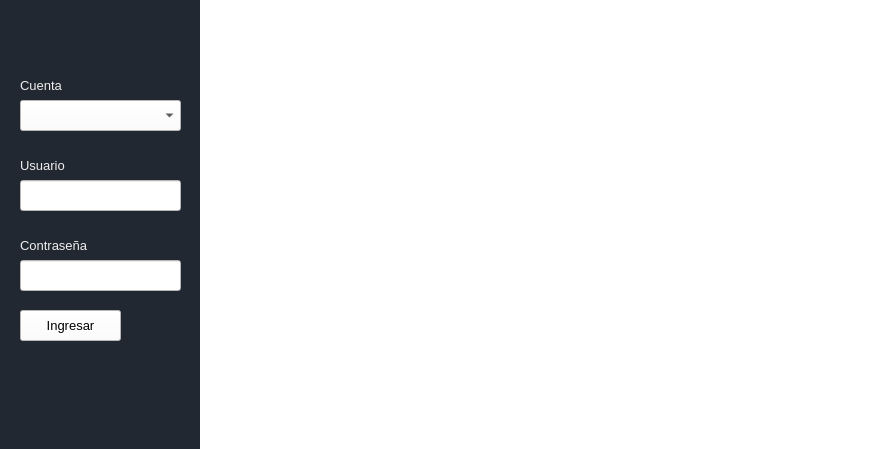
Above: UI/templates/Login.ui from ajospino/Proyecto-2019-2 before the change. Below: the same form after it.
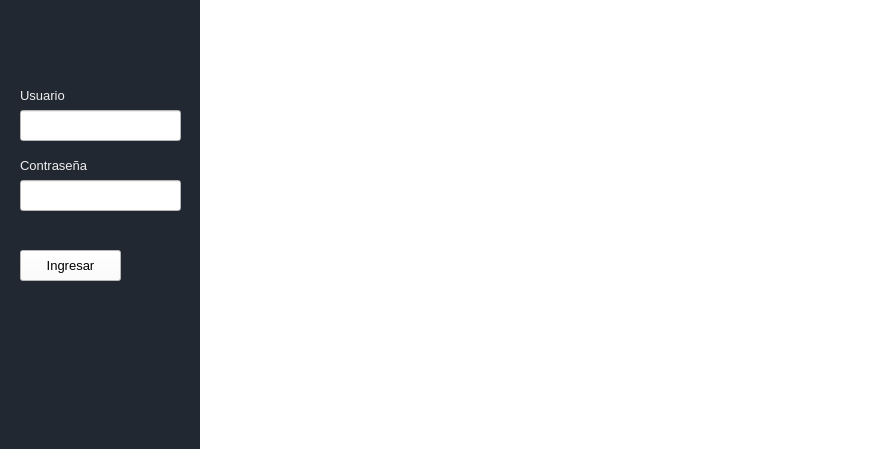
That is the form after the change.

What changed in the file:
```diff
--- a/UI/templates/Login.ui
+++ b/UI/templates/Login.ui
@@ -34,7 +34,7 @@
     <property name="geometry">
      <rect>
       <x>20</x>
-      <y>260</y>
+      <y>180</y>
       <width>161</width>
       <height>31</height>
      </rect>
@@ -87,7 +87,7 @@
     <property name="geometry">
      <rect>
       <x>20</x>
-      <y>310</y>
+      <y>250</y>
       <width>101</width>
       <height>31</height>
      </rect>
@@ -107,36 +107,11 @@
      <string>Ingresar</string>
     </property>
    </widget>
-   <widget class="QLabel" name="label_3">
-    <property name="geometry">
-     <rect>
-      <x>20</x>
-      <y>70</y>
-      <width>71</width>
-      <height>31</height>
-     </rect>
-    </property>
-    <property name="font">
-     <font>
-      <family>Arial</family>
-      <pointsize>10</pointsize>
-      <weight>50</weight>
-      <bold>false</bold>
-     </font>
-    </property>
-    <property name="styleSheet">
-     <string notr="true">background-color: rgb(34, 40, 49);
-color: rgb(238, 238, 238);</string>
-    </property>
-    <property name="text">
-     <string>Cuenta</string>
-    </property>
-   </widget>
    <widget class="QLineEdit" name="lineEditUsuario">
     <property name="geometry">
      <rect>
       <x>20</x>
-      <y>180</y>
+      <y>110</y>
       <width>161</width>
       <height>31</height>
      </rect>
@@ -151,30 +126,11 @@
      <string notr="true">background-color: rgb(255, 255, 255);</string>
     </property>
    </widget>
-   <widget class="QComboBox" name="comboboxTipoCuenta">
-    <property name="geometry">
-     <rect>
-      <x>20</x>
-      <y>100</y>
-      <width>161</width>
-      <height>31</height>
-     </rect>
-    </property>
-    <property name="font">
-     <font>
-      <family>Arial</family>
-      <pointsize>9</pointsize>
-     </font>
-    </property>
-    <property name="styleSheet">
-     <string notr="true">background-color: rgb(255, 255, 255);</string>
-    </property>
-   </widget>
    <widget class="QLabel" name="label">
     <property name="geometry">
      <rect>
       <x>20</x>
-      <y>150</y>
+      <y>80</y>
       <width>71</width>
       <height>31</height>
      </rect>
@@ -199,7 +155,7 @@
     <property name="geometry">
      <rect>
       <x>20</x>
-      <y>230</y>
+      <y>150</y>
       <width>111</width>
       <height>31</height>
      </rect>
```
Left out of the diff: 3 changed lines with no effect on the pictures.
